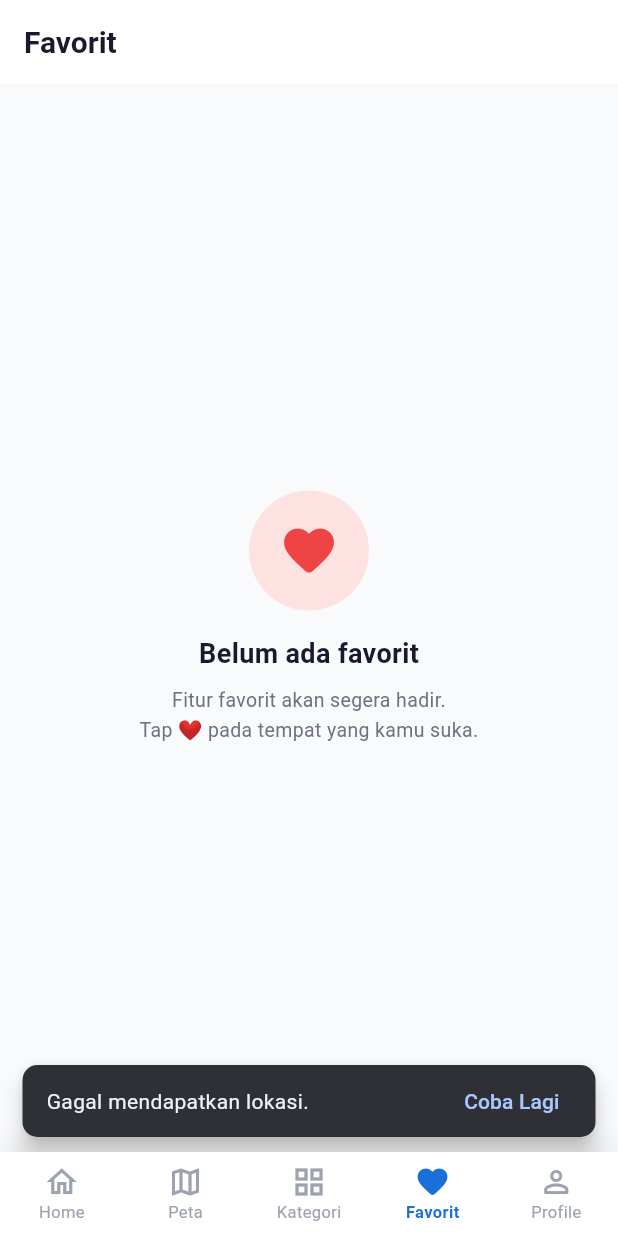
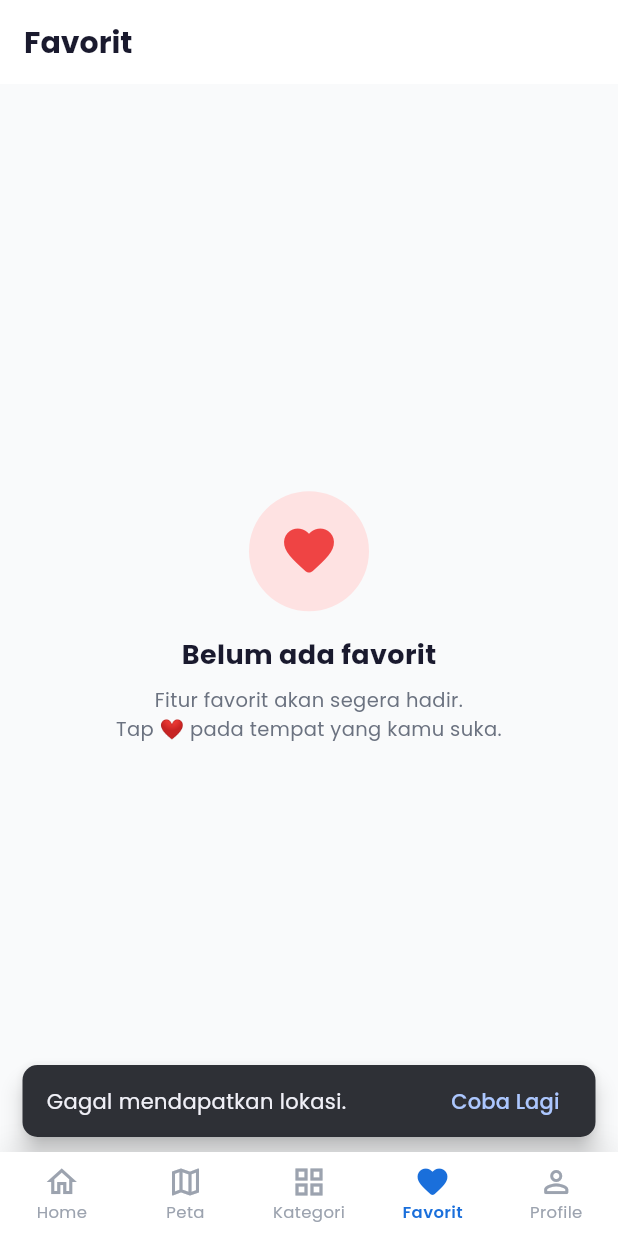
Before and after one commit to agnestiw/campus_nearby_directory, a Flutter app: the screen it shows after launch, item 4 of the bottom bar chosen, on a phone screen of 412 x 824 dp. Run offline on Flutter 3.47's test engine with Material 3 defaults, Android fonts, the phone set to English and light mode, and no system bars; our stand-ins replace cached_network_image, flutter_map, geolocator, google_fonts, latlong2, supabase_flutter; accounts and stored records are empty.

Commit message:
update UI category and all font

```diff
--- a/lib/core/app_theme.dart
+++ b/lib/core/app_theme.dart
@@ -1,4 +1,5 @@
 import 'package:flutter/material.dart';
+import 'package:google_fonts/google_fonts.dart';
 
 class AppTheme {
   // Brand colors
@@ -40,17 +41,18 @@ class AppTheme {
   static ThemeData get lightTheme {
     return ThemeData(
       useMaterial3: true,
+      textTheme: GoogleFonts.poppinsTextTheme(),
       colorScheme: ColorScheme.fromSeed(
         seedColor: primary,
         brightness: Brightness.light,
       ),
-      appBarTheme: const AppBarTheme(
+      appBarTheme: AppBarTheme(
         backgroundColor: Colors.white,
-        foregroundColor: Color(0xFF1A1A2E),
+        foregroundColor: const Color(0xFF1A1A2E),
         elevation: 0,
         centerTitle: false,
-        titleTextStyle: TextStyle(
-          color: Color(0xFF1A1A2E),
+        titleTextStyle: GoogleFonts.poppins(
+          color: const Color(0xFF1A1A2E),
           fontSize: 20,
           fontWeight: FontWeight.w700,
         ),
@@ -86,8 +88,8 @@ class AppTheme {
           borderRadius: BorderRadius.circular(12),
           borderSide: BorderSide.none,
         ),
-        hintStyle: const TextStyle(
-          color: Color(0xFF9CA3AF),
+        hintStyle: GoogleFonts.poppins(
+          color: const Color(0xFF9CA3AF),
           fontSize: 14,
         ),
       ),
--- a/lib/navigation/main_navigation.dart
+++ b/lib/navigation/main_navigation.dart
@@ -1,4 +1,5 @@
 import 'package:flutter/material.dart';
+import 'package:google_fonts/google_fonts.dart';
 
 import '../screens/home_screen.dart';
 import '../screens/map_screen.dart';
@@ -50,11 +51,11 @@ class _MainNavigationState extends State<MainNavigation> {
           backgroundColor: Colors.white,
           selectedItemColor: const Color(0xFF1A6FDB),
           unselectedItemColor: const Color(0xFF9CA3AF),
-          selectedLabelStyle: const TextStyle(
+          selectedLabelStyle: GoogleFonts.poppins(
             fontWeight: FontWeight.w600,
             fontSize: 11,
           ),
-          unselectedLabelStyle: const TextStyle(fontSize: 11),
+          unselectedLabelStyle: GoogleFonts.poppins(fontSize: 11),
           elevation: 0,
           items: const [
             BottomNavigationBarItem(
--- a/pubspec.yaml
+++ b/pubspec.yaml
@@ -41,6 +41,7 @@ dependencies:
   geolocator: ^14.0.0
   # url_launcher: ^6.2.6
   http: ^1.2.1
+  google_fonts: ^8.1.0
 
 dev_dependencies:
   flutter_test:
```
Also changed, not shown: lib/screens/categories_screen.dart (+85 -32 lines), pubspec.lock.
